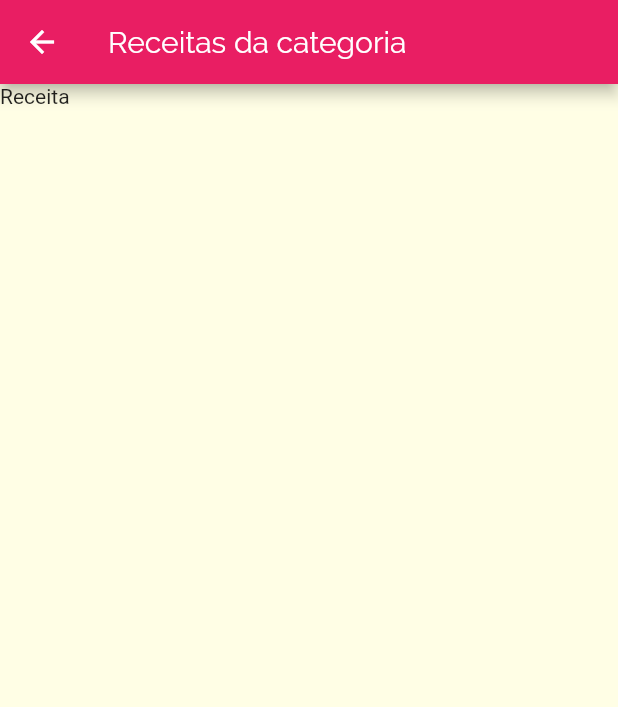
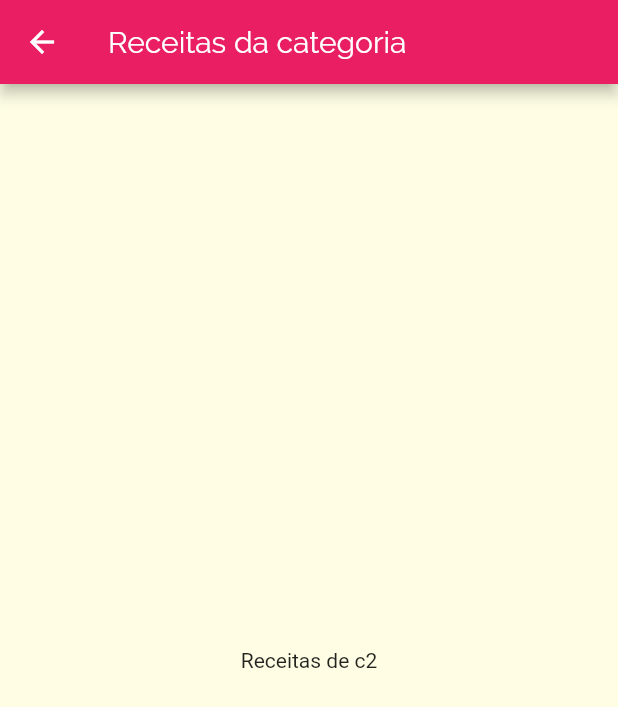
Before and after one commit to richellyitalo/estudos-flutter, a Flutter app: the screen it shows after launch, after a tap on "Rápido & Fácil", on a phone screen of 412 x 824 dp. Shown: the top 707 px of the screen. Run offline on Flutter 3.47's test engine with Material 2 defaults, Android fonts, the phone set to English and light mode, and no system bars.

Commit message:
Rotas nomeadas

```diff
--- /dev/null
+++ b/receitas__navegacao/lib/components/category_item.dart
@@ -0,0 +1,52 @@
+import 'package:flutter/material.dart';
+import 'package:receitas_navegacao/routes/routes.dart';
+import '../models/category.dart';
+
+class CategoryItem extends StatelessWidget {
+  final Category category;
+
+  const CategoryItem(this.category);
+
+  // _goToCategory(BuildContext context) {
+  //   Navigator.of(context).push(
+  //     MaterialPageRoute(
+  //       builder: (context) {
+  //         return CategoryMealsScreen();
+  //       },
+  //     ),
+  //   );
+  // }
+
+  _goToCategory(BuildContext context) {
+    print('vai pagar');
+    Navigator.of(context).pushNamed(
+      Routes.CATEGORY_MEALS,
+      arguments: category,
+    );
+  }
+
+  @override
+  Widget build(BuildContext context) {
+    return InkWell(
+      borderRadius: BorderRadius.circular(15),
+      onTap: () => _goToCategory(context),
+      child: Container(
+        padding: EdgeInsets.all(15),
+        child: Column(
+          mainAxisAlignment: MainAxisAlignment.center,
+          children: [
+            Text(category.title),
+          ],
+        ),
+        decoration: BoxDecoration(
+          borderRadius: BorderRadius.circular(15),
+          gradient: LinearGradient(
+            colors: [category.color.withOpacity(0.5), category.color],
+            begin: Alignment.topLeft,
+            end: Alignment.bottomRight,
+          ),
+        ),
+      ),
+    );
+  }
+}
--- a/receitas__navegacao/lib/main.dart
+++ b/receitas__navegacao/lib/main.dart
@@ -1,5 +1,5 @@
 import 'package:flutter/material.dart';
-import './screens/categories_screen.dart';
+import 'package:receitas_navegacao/routes/routes.dart';
 
 void main() => runApp(MyApp());
 
@@ -16,11 +16,12 @@ class MyApp extends StatelessWidget {
         textTheme: ThemeData.light().textTheme.copyWith(
               headline2: TextStyle(
                 fontSize: 30,
-                fontFamily: 'RobotoCondensed'
+                fontFamily: 'RobotoCondensed',
               ),
             ),
       ),
-      home: CategoriesScreen(),
+      // home: CategoriesScreen(),
+      routes: Routes.routes,
     );
   }
 }
--- /dev/null
+++ b/receitas__navegacao/lib/routes/routes.dart
@@ -0,0 +1,13 @@
+import 'package:flutter/material.dart';
+import '../screens/categories_screen.dart';
+import '../screens/category_meals_screen.dart';
+
+class Routes {
+  static const HOME = '/';
+  static const CATEGORY_MEALS = '/category-meals';
+
+  static final Map<String, Widget Function(BuildContext)> routes = {
+    HOME: (context) => CategoriesScreen(),
+    CATEGORY_MEALS: (context) => CategoryMealsScreen(),
+  };
+}
--- a/receitas__navegacao/lib/screens/categories_screen.dart
+++ b/receitas__navegacao/lib/screens/categories_screen.dart
@@ -1,7 +1,7 @@
 import 'package:flutter/material.dart';
 import '../models/category.dart';
 import '../dummy/dummy_data.dart';
-import '../widgets/category_item.dart';
+import '../components/category_item.dart';
 
 class CategoriesScreen extends StatelessWidget {
   @override
--- a/receitas__navegacao/lib/screens/category_meals_screen.dart
+++ b/receitas__navegacao/lib/screens/category_meals_screen.dart
@@ -1,16 +1,17 @@
 import 'package:flutter/material.dart';
+import '../models/category.dart';
 
 class CategoryMealsScreen extends StatelessWidget {
-  const CategoryMealsScreen({Key key}) : super(key: key);
-
   @override
   Widget build(BuildContext context) {
+    final category = ModalRoute.of(context).settings.arguments as Category;
+
     return Scaffold(
       appBar: AppBar(
         title: Text('Receitas da categoria'),
       ),
-      body: Container(
-        child: Text('Receita'),
+      body: Center(
+        child: Text('Receitas de ${category.id}'),
       ),
     );
   }
--- a/receitas__navegacao/lib/widgets/category_item.dart
+++ /dev/null
@@ -1,42 +0,0 @@
-import 'package:flutter/material.dart';
-import '../models/category.dart';
-import '../screens/category_meals_screen.dart';
-
-class CategoryItem extends StatelessWidget {
-  final Category category;
-
-  const CategoryItem(this.category);
-
-  _goToCategory(BuildContext context) {
-    Navigator.of(context).push(
-      MaterialPageRoute(
-        builder: (context) {
-          return CategoryMealsScreen();
-        },
-      ),
-    );
-  }
-
-  @override
-  Widget build(BuildContext context) {
-    return InkWell(
-      borderRadius: BorderRadius.circular(15),
-      onTap: () => _goToCategory(context),
-      child: Container(
-          padding: EdgeInsets.all(15),
-          child: Column(
-            mainAxisAlignment: MainAxisAlignment.center,
-            children: [
-              Text(category.title),
-            ],
-          ),
-          decoration: BoxDecoration(
-              borderRadius: BorderRadius.circular(15),
-              gradient: LinearGradient(
-                colors: [category.color.withOpacity(0.5), category.color],
-                begin: Alignment.topLeft,
-                end: Alignment.bottomRight,
-              ))),
-    );
-  }
-}
```
